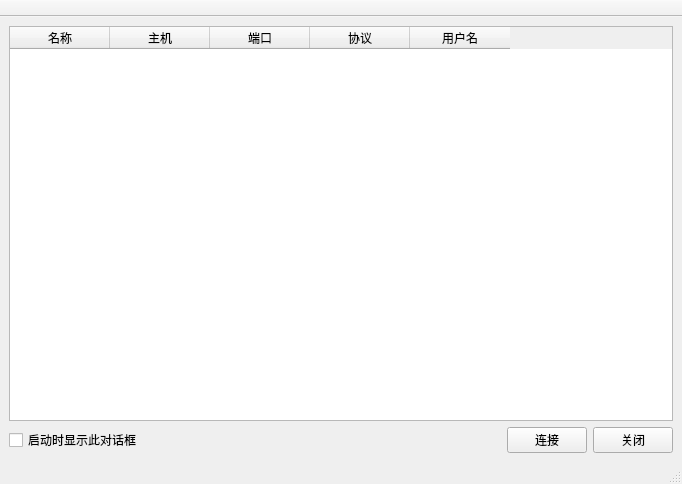
This is logindialog.ui in liupengju/IPMImonitor as Qt 5 draws it before an edit. The edited form follows.
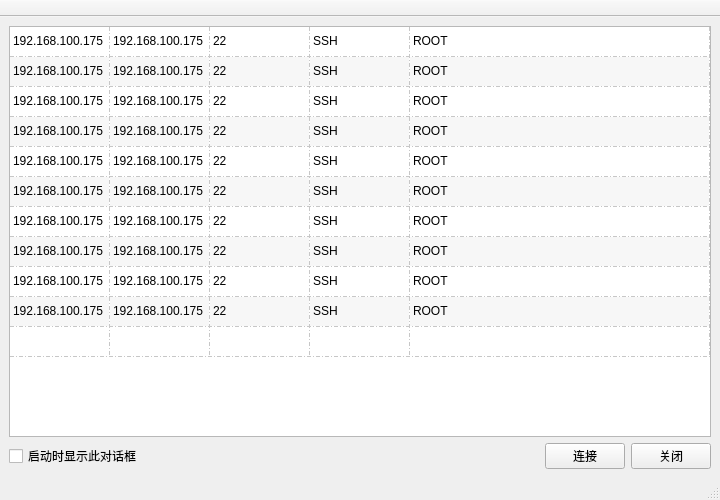
This is the edited form.

What changed in the file:
```diff
--- a/logindialog.ui
+++ b/logindialog.ui
@@ -6,14 +6,20 @@
    <rect>
     <x>0</x>
     <y>0</y>
-    <width>682</width>
-    <height>484</height>
+    <width>720</width>
+    <height>500</height>
    </rect>
   </property>
   <property name="minimumSize">
    <size>
-    <width>516</width>
-    <height>305</height>
+    <width>720</width>
+    <height>500</height>
+   </size>
+  </property>
+  <property name="maximumSize">
+   <size>
+    <width>720</width>
+    <height>1000</height>
    </size>
   </property>
   <property name="windowTitle">
@@ -22,7 +28,134 @@
   <widget class="QWidget" name="centralwidget">
    <layout class="QVBoxLayout" name="verticalLayout">
     <item>
-     <widget class="QTableWidget" name="tableWidget">
+     <widget class="QTableWidget" name="hostListWidget">
+      <property name="contextMenuPolicy">
+       <enum>Qt::DefaultContextMenu</enum>
+      </property>
+      <property name="autoFillBackground">
+       <bool>true</bool>
+      </property>
+      <property name="sizeAdjustPolicy">
+       <enum>QAbstractScrollArea::AdjustIgnored</enum>
+      </property>
+      <property name="editTriggers">
+       <set>QAbstractItemView::NoEditTriggers</set>
+      </property>
+      <property name="defaultDropAction">
+       <enum>Qt::IgnoreAction</enum>
+      </property>
+      <property name="alternatingRowColors">
+       <bool>true</bool>
+      </property>
+      <property name="selectionMode">
+       <enum>QAbstractItemView::SingleSelection</enum>
+      </property>
+      <property name="selectionBehavior">
+       <enum>QAbstractItemView::SelectRows</enum>
+      </property>
+      <property name="iconSize">
+       <size>
+        <width>0</width>
+        <height>0</height>
+       </size>
+      </property>
+      <property name="textElideMode">
+       <enum>Qt::ElideLeft</enum>
+      </property>
+      <property name="gridStyle">
+       <enum>Qt::DashDotLine</enum>
+      </property>
+      <property name="sortingEnabled">
+       <bool>false</bool>
+      </property>
+      <property name="wordWrap">
+       <bool>true</bool>
+      </property>
+      <property name="cornerButtonEnabled">
+       <bool>true</bool>
+      </property>
+      <attribute name="horizontalHeaderVisible">
+       <bool>false</bool>
+      </attribute>
+      <attribute name="horizontalHeaderCascadingSectionResizes">
+       <bool>true</bool>
+      </attribute>
+      <attribute name="horizontalHeaderHighlightSections">
+       <bool>true</bool>
+      </attribute>
+      <attribute name="horizontalHeaderStretchLastSection">
+       <bool>true</bool>
+      </attribute>
+      <attribute name="verticalHeaderVisible">
+       <bool>false</bool>
+      </attribute>
+      <attribute name="verticalHeaderCascadingSectionResizes">
+       <bool>false</bool>
+      </attribute>
+      <attribute name="verticalHeaderHighlightSections">
+       <bool>false</bool>
+      </attribute>
+      <attribute name="verticalHeaderShowSortIndicator" stdset="0">
+       <bool>false</bool>
+      </attribute>
+      <attribute name="verticalHeaderStretchLastSection">
+       <bool>false</bool>
+      </attribute>
+      <row>
+       <property name="text">
+        <string>1</string>
+       </property>
+      </row>
+      <row>
+       <property name="text">
+        <string>2</string>
+       </property>
+      </row>
+      <row>
+       <property name="text">
+        <string>3</string>
+       </property>
+      </row>
+      <row>
+       <property name="text">
+        <string>4</string>
+       </property>
+      </row>
+      <row>
+       <property name="text">
+        <string>5</string>
+       </property>
+      </row>
+      <row>
+       <property name="text">
+        <string>6</string>
+       </property>
+      </row>
+      <row>
+       <property name="text">
+        <string>7</string>
+       </property>
+      </row>
+      <row>
+       <property name="text">
+        <string>8</string>
+       </property>
+      </row>
+      <row>
+       <property name="text">
+        <string>10</string>
+       </property>
+      </row>
+      <row>
+       <property name="text">
+        <string>11</string>
+       </property>
+      </row>
+      <row>
+       <property name="text">
+        <string>12</string>
+       </property>
+      </row>
       <column>
        <property name="text">
         <string>名称</string>
@@ -48,6 +181,256 @@
         <string>用户名</string>
        </property>
       </column>
+      <item row="0" column="0">
+       <property name="text">
+        <string>192.168.100.175</string>
+       </property>
+      </item>
+      <item row="0" column="1">
+       <property name="text">
+        <string>192.168.100.175</string>
+       </property>
+      </item>
+      <item row="0" column="2">
+       <property name="text">
+        <string>22</string>
+       </property>
+      </item>
+      <item row="0" column="3">
+       <property name="text">
+        <string>SSH</string>
+       </property>
+      </item>
+      <item row="0" column="4">
+       <property name="text">
+        <string>ROOT</string>
+       </property>
+      </item>
+      <item row="1" column="0">
+       <property name="text">
+        <string>192.168.100.175</string>
+       </property>
+      </item>
+      <item row="1" column="1">
+       <property name="text">
+        <string>192.168.100.175</string>
+       </property>
+      </item>
+      <item row="1" column="2">
+       <property name="text">
+        <string>22</string>
+       </property>
+      </item>
+      <item row="1" column="3">
+       <property name="text">
+        <string>SSH</string>
+       </property>
+      </item>
+      <item row="1" column="4">
+       <property name="text">
+        <string>ROOT</string>
+       </property>
+      </item>
+      <item row="2" column="0">
+       <property name="text">
+        <string>192.168.100.175</string>
+       </property>
+      </item>
+      <item row="2" column="1">
+       <property name="text">
+        <string>192.168.100.175</string>
+       </property>
+      </item>
+      <item row="2" column="2">
+       <property name="text">
+        <string>22</string>
+       </property>
+      </item>
+      <item row="2" column="3">
+       <property name="text">
+        <string>SSH</string>
+       </property>
+      </item>
+      <item row="2" column="4">
+       <property name="text">
+        <string>ROOT</string>
+       </property>
+      </item>
+      <item row="3" column="0">
+       <property name="text">
+        <string>192.168.100.175</string>
+       </property>
+      </item>
+      <item row="3" column="1">
+       <property name="text">
+        <string>192.168.100.175</string>
+       </property>
+      </item>
+      <item row="3" column="2">
+       <property name="text">
+        <string>22</string>
+       </property>
+      </item>
+      <item row="3" column="3">
+       <property name="text">
+        <string>SSH</string>
+       </property>
+      </item>
+      <item row="3" column="4">
+       <property name="text">
+        <string>ROOT</string>
+       </property>
+      </item>
+      <item row="4" column="0">
+       <property name="text">
+        <string>192.168.100.175</string>
+       </property>
+      </item>
+      <item row="4" column="1">
+       <property name="text">
+        <string>192.168.100.175</string>
+       </property>
+      </item>
+      <item row="4" column="2">
+       <property name="text">
+        <string>22</string>
+       </property>
+      </item>
+      <item row="4" column="3">
+       <property name="text">
+        <string>SSH</string>
+       </property>
+      </item>
+      <item row="4" column="4">
+       <property name="text">
+        <string>ROOT</string>
+       </property>
+      </item>
+      <item row="5" column="0">
+       <property name="text">
+        <string>192.168.100.175</string>
+       </property>
+      </item>
+      <item row="5" column="1">
+       <property name="text">
+        <string>192.168.100.175</string>
+       </property>
+      </item>
+      <item row="5" column="2">
+       <property name="text">
+        <string>22</string>
+       </property>
+      </item>
+      <item row="5" column="3">
+       <property name="text">
+        <string>SSH</string>
+       </property>
+      </item>
+      <item row="5" column="4">
+       <property name="text">
+        <string>ROOT</string>
+       </property>
+      </item>
+      <item row="6" column="0">
+       <property name="text">
+        <string>192.168.100.175</string>
+       </property>
+      </item>
+      <item row="6" column="1">
+       <property name="text">
+        <string>192.168.100.175</string>
+       </property>
+      </item>
+      <item row="6" column="2">
+       <property name="text">
+        <string>22</string>
+       </property>
+      </item>
+      <item row="6" column="3">
+       <property name="text">
+        <string>SSH</string>
+       </property>
+      </item>
+      <item row="6" column="4">
+       <property name="text">
+        <string>ROOT</string>
+       </property>
+      </item>
+      <item row="7" column="0">
+       <property name="text">
+        <string>192.168.100.175</string>
+       </property>
+      </item>
+      <item row="7" column="1">
+       <property name="text">
+        <string>192.168.100.175</string>
+       </property>
+      </item>
+      <item row="7" column="2">
+       <property name="text">
+        <string>22</string>
+       </property>
+      </item>
+      <item row="7" column="3">
+       <property name="text">
+        <string>SSH</string>
+       </property>
+      </item>
+      <item row="7" column="4">
+       <property name="text">
+        <string>ROOT</string>
+       </property>
+      </item>
+      <item row="8" column="0">
+       <property name="text">
+        <string>192.168.100.175</string>
+       </property>
+      </item>
+      <item row="8" column="1">
+       <property name="text">
+        <string>192.168.100.175</string>
+       </property>
+      </item>
+      <item row="8" column="2">
+       <property name="text">
+        <string>22</string>
+       </property>
+      </item>
+      <item row="8" column="3">
+       <property name="text">
+        <string>SSH</string>
+       </property>
+      </item>
+      <item row="8" column="4">
+       <property name="text">
+        <string>ROOT</string>
+       </property>
+      </item>
+      <item row="9" column="0">
+       <property name="text">
+        <string>192.168.100.175</string>
+       </property>
+      </item>
+      <item row="9" column="1">
+       <property name="text">
+        <string>192.168.100.175</string>
+       </property>
+      </item>
+      <item row="9" column="2">
+       <property name="text">
+        <string>22</string>
+       </property>
+      </item>
+      <item row="9" column="3">
+       <property name="text">
+        <string>SSH</string>
+       </property>
+      </item>
+      <item row="9" column="4">
+       <property name="text">
+        <string>ROOT</string>
+       </property>
+      </item>
      </widget>
     </item>
     <item>
```
